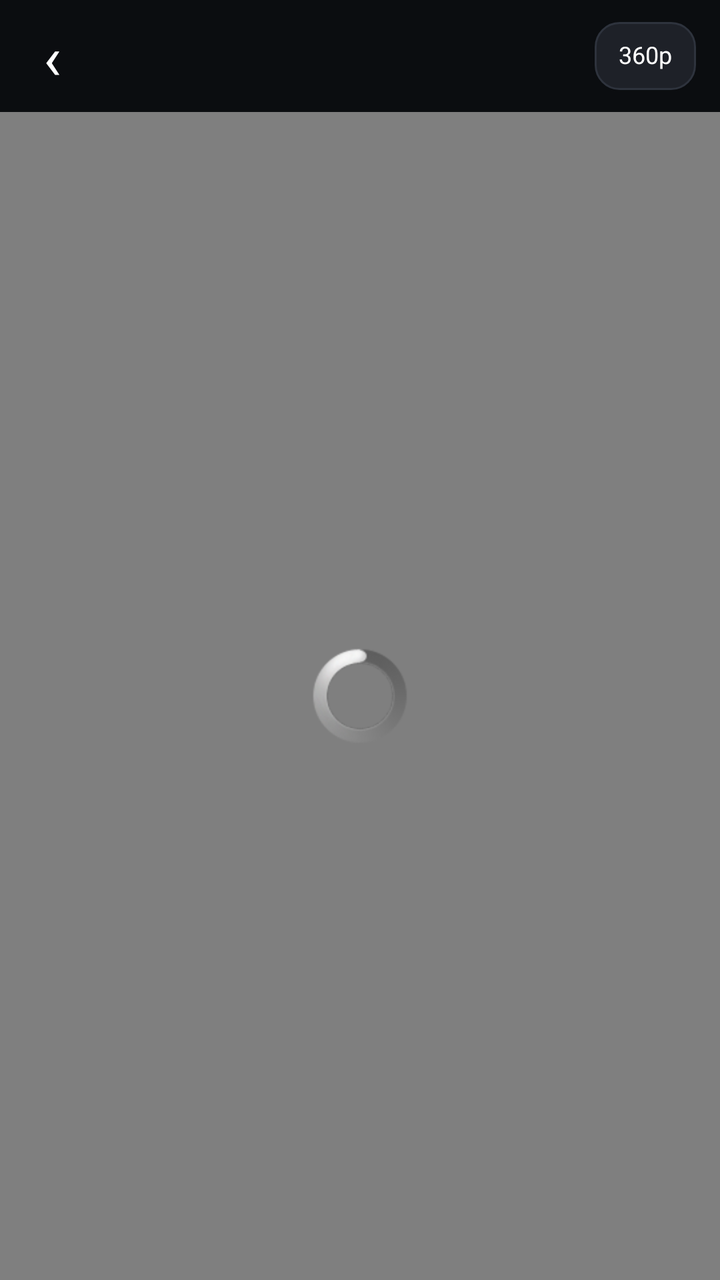
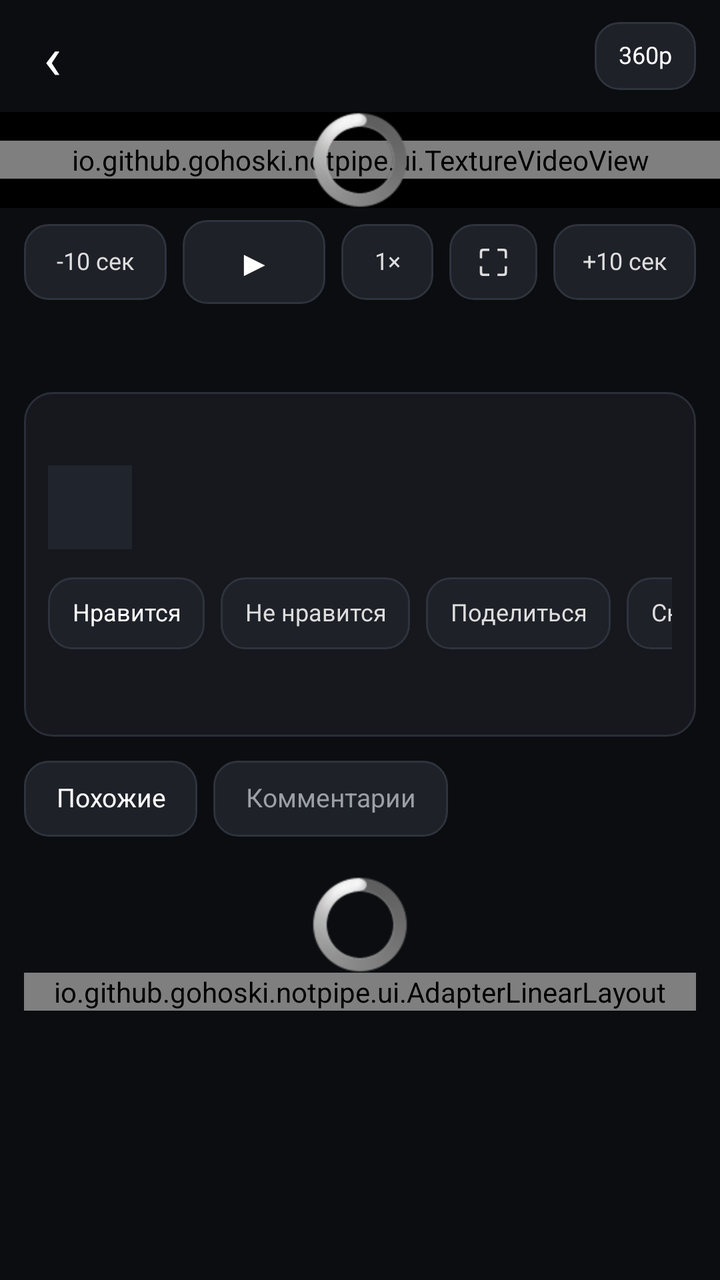

Compare the two renders of this Android layout. The source of the first and the diff that turns it into the second are given below.
<!-- AndroidManifest.xml: activity theme ModernTheme -->
<!-- res/layout/activity_modern_player.xml -->
<?xml version="1.0" encoding="utf-8"?>
<LinearLayout xmlns:android="http://schemas.android.com/apk/res/android"
    android:layout_width="match_parent"
    android:layout_height="match_parent"
    android:orientation="vertical"
    android:background="#0B0D10">

    
    <LinearLayout
        android:id="@+id/modern_player_top"
        android:layout_width="match_parent"
        android:layout_height="56dp"
        android:orientation="horizontal"
        android:gravity="center_vertical"
        android:paddingLeft="4dp"
        android:paddingRight="12dp">

        <TextView
            android:id="@+id/modern_player_back"
            android:layout_width="44dp"
            android:layout_height="match_parent"
            android:gravity="center"
            android:text="‹"
            android:textColor="#FFFFFF"
            android:textSize="30sp"
            android:focusable="true"
            android:clickable="true" />

        <TextView
            android:id="@+id/modern_player_title"
            android:layout_width="0dp"
            android:layout_height="wrap_content"
            android:layout_weight="1"
            android:ellipsize="end"
            android:maxLines="1"
            android:textColor="#FFFFFF"
            android:textSize="16sp"
            android:textStyle="bold" />

        <TextView
            android:id="@+id/modern_player_quality"
            android:layout_width="wrap_content"
            android:layout_height="34dp"
            android:paddingLeft="12dp"
            android:paddingRight="12dp"
            android:gravity="center"
            android:singleLine="true"
            android:includeFontPadding="false"
            android:text="360p"
            android:textColor="#FFFFFF"
            android:textSize="12sp"
            android:background="@drawable/modern_chip_bg"
            android:focusable="true"
            android:clickable="true" />
    </LinearLayout>

    
    <FrameLayout
        android:id="@+id/modern_player_video_frame"
        android:layout_width="match_parent"
        android:layout_height="wrap_content"
        android:background="#000000">

        <VideoView
            android:id="@+id/modern_player_video"
            android:layout_width="match_parent"
            android:layout_height="match_parent"
            android:layout_gravity="center"
            android:background="#000000" />

        <ImageView
            android:id="@+id/modern_player_poster"
            android:layout_width="match_parent"
            android:layout_height="match_parent"
            android:scaleType="fitCenter"
            android:background="#000000"
            android:visibility="gone" />

        <TextView
            android:id="@+id/modern_player_poster_play"
            android:layout_width="72dp"
            android:layout_height="72dp"
            android:layout_gravity="center"
            android:gravity="center"
            android:text="▶"
            android:textColor="#FFFFFF"
            android:textSize="34sp"
            android:background="@drawable/modern_chip_bg"
            android:visibility="gone"
            android:focusable="true"
            android:clickable="true" />

        <ProgressBar
            android:id="@+id/modern_player_loading"
            android:layout_width="wrap_content"
            android:layout_height="wrap_content"
            android:layout_gravity="center" />
    </FrameLayout>

    
    <LinearLayout
        android:layout_width="match_parent"
        android:layout_height="54dp"
        android:orientation="horizontal"
        android:gravity="center_vertical"
        android:paddingLeft="12dp"
        android:paddingRight="12dp">

        <TextView
            android:id="@+id/modern_player_back10"
            android:layout_width="0dp"
            android:layout_height="38dp"
            android:layout_weight="1"
            android:gravity="center"
            android:singleLine="true"
            android:includeFontPadding="false"
            android:text="-10 сек"
            android:textColor="#DDDDDD"
            android:textSize="12sp"
            android:background="@drawable/modern_chip_bg"
            android:focusable="true"
            android:clickable="true" />

        <TextView
            android:id="@+id/modern_player_play"
            android:layout_width="0dp"
            android:layout_height="42dp"
            android:layout_marginLeft="8dp"
            android:layout_weight="1"
            android:gravity="center"
            android:singleLine="true"
            android:includeFontPadding="false"
            android:text="▶"
            android:textColor="#FFFFFF"
            android:textSize="18sp"
            android:background="@drawable/modern_chip_bg"
            android:focusable="true"
            android:clickable="true" />

        <TextView
            android:id="@+id/modern_player_speed"
            android:layout_width="wrap_content"
            android:layout_height="38dp"
            android:layout_marginLeft="8dp"
            android:minWidth="46dp"
            android:paddingLeft="8dp"
            android:paddingRight="8dp"
            android:gravity="center"
            android:singleLine="true"
            android:includeFontPadding="false"
            android:text="1×"
            android:textColor="#DDDDDD"
            android:textSize="12sp"
            android:background="@drawable/modern_chip_bg"
            android:focusable="true"
            android:clickable="true" />

        <TextView
            android:id="@+id/modern_player_fullscreen"
            android:layout_width="44dp"
            android:layout_height="38dp"
            android:layout_marginLeft="8dp"
            android:gravity="center"
            android:text="⛶"
            android:textColor="#DDDDDD"
            android:textSize="18sp"
            android:background="@drawable/modern_chip_bg"
            android:focusable="true"
            android:clickable="true" />

        <TextView
            android:id="@+id/modern_player_forward10"
            android:layout_width="0dp"
            android:layout_height="38dp"
            android:layout_marginLeft="8dp"
            android:layout_weight="1"
            android:gravity="center"
            android:singleLine="true"
            android:includeFontPadding="false"
            android:text="+10 сек"
            android:textColor="#DDDDDD"
            android:textSize="12sp"
            android:background="@drawable/modern_chip_bg"
            android:focusable="true"
            android:clickable="true" />
    </LinearLayout>

    <ScrollView
        android:id="@+id/modern_player_scroll"
        android:layout_width="match_parent"
        android:layout_height="0dp"
        android:layout_weight="1"
        android:fillViewport="true"
        android:scrollbars="vertical">

        <LinearLayout
            android:layout_width="match_parent"
            android:layout_height="wrap_content"
            android:orientation="vertical"
            android:paddingLeft="12dp"
            android:paddingRight="12dp"
            android:paddingTop="4dp"
            android:paddingBottom="16dp">

            
            <LinearLayout
                android:layout_width="match_parent"
                android:layout_height="wrap_content"
                android:orientation="vertical"
                android:background="@drawable/modern_card_bg"
                android:padding="12dp">

                <TextView
                    android:id="@+id/modern_player_views"
                    android:layout_width="match_parent"
                    android:layout_height="wrap_content"
                    android:ellipsize="end"
                    android:maxLines="1"
                    android:textColor="#9AA0A6"
                    android:textSize="11sp" />

                
                <LinearLayout
                    android:id="@+id/modern_player_channel_row"
                    android:layout_width="match_parent"
                    android:layout_height="wrap_content"
                    android:layout_marginTop="10dp"
                    android:orientation="horizontal"
                    android:gravity="center_vertical"
                    android:focusable="true"
                    android:clickable="true">

                    <ImageView
                        android:id="@+id/modern_player_channel_avatar"
                        android:layout_width="42dp"
                        android:layout_height="42dp"
                        android:scaleType="centerCrop"
                        android:background="#20242C" />

                    <LinearLayout
                        android:layout_width="0dp"
                        android:layout_height="wrap_content"
                        android:layout_marginLeft="10dp"
                        android:layout_weight="1"
                        android:orientation="vertical">

                        <TextView
                            android:id="@+id/modern_player_channel"
                            android:layout_width="match_parent"
                            android:layout_height="wrap_content"
                            android:ellipsize="end"
                            android:maxLines="1"
                            android:textColor="#FFFFFF"
                            android:textSize="14sp"
                            android:textStyle="bold" />

                        <TextView
                            android:id="@+id/modern_player_subscribers"
                            android:layout_width="match_parent"
                            android:layout_height="wrap_content"
                            android:layout_marginTop="3dp"
                            android:ellipsize="end"
                            android:maxLines="1"
                            android:textColor="#9AA0A6"
                            android:textSize="11sp"
                            android:visibility="gone" />
                    </LinearLayout>

                    <TextView
                        android:id="@+id/modern_player_subscribe"
                        android:layout_width="wrap_content"
                        android:layout_height="36dp"
                        android:layout_marginLeft="8dp"
                        android:paddingLeft="14dp"
                        android:paddingRight="14dp"
                        android:gravity="center"
                        android:singleLine="true"
                        android:includeFontPadding="false"
                        android:text="@string/modern_player_subscribe"
                        android:textColor="#FFFFFF"
                        android:textSize="12sp"
                        android:background="@drawable/modern_chip_bg"
                        android:focusable="true"
                        android:clickable="true"
                        android:visibility="gone" />
                </LinearLayout>

                
                <HorizontalScrollView
                    android:layout_width="match_parent"
                    android:layout_height="44dp"
                    android:layout_marginTop="10dp"
                    android:scrollbars="none">

                    <LinearLayout
                        android:layout_width="wrap_content"
                        android:layout_height="match_parent"
                        android:orientation="horizontal"
                        android:gravity="center_vertical">

                        <TextView
                            android:id="@+id/modern_player_like"
                            android:layout_width="wrap_content"
                            android:layout_height="36dp"
                            android:paddingLeft="12dp"
                            android:paddingRight="12dp"
                            android:gravity="center"
                            android:singleLine="true"
                            android:includeFontPadding="false"
                            android:text="@string/modern_player_like"
                            android:textColor="#FFFFFF"
                            android:textSize="12sp"
                            android:background="@drawable/modern_chip_bg"
                            android:focusable="true"
                            android:clickable="true" />

                        <TextView
                            android:id="@+id/modern_player_dislike"
                            android:layout_width="wrap_content"
                            android:layout_height="36dp"
                            android:layout_marginLeft="8dp"
                            android:paddingLeft="12dp"
                            android:paddingRight="12dp"
                            android:gravity="center"
                            android:singleLine="true"
                            android:includeFontPadding="false"
                            android:text="@string/modern_player_dislike"
                            android:textColor="#DDDDDD"
                            android:textSize="12sp"
                            android:background="@drawable/modern_chip_bg"
                            android:focusable="true"
                            android:clickable="true" />

                        <TextView
                            android:id="@+id/modern_player_share"
                            android:layout_width="wrap_content"
                            android:layout_height="36dp"
                            android:layout_marginLeft="8dp"
                            android:paddingLeft="12dp"
                            android:paddingRight="12dp"
                            android:gravity="center"
                            android:singleLine="true"
                            android:includeFontPadding="false"
                            android:text="@string/modern_player_share"
                            android:textColor="#DDDDDD"
                            android:textSize="12sp"
                            android:background="@drawable/modern_chip_bg"
                            android:focusable="true"
                            android:clickable="true" />

                        <TextView
                            android:id="@+id/modern_player_download"
                            android:layout_width="wrap_content"
                            android:layout_height="36dp"
                            android:layout_marginLeft="8dp"
                            android:paddingLeft="12dp"
                            android:paddingRight="12dp"
                            android:gravity="center"
                            android:singleLine="true"
                            android:includeFontPadding="false"
                            android:text="@string/modern_player_download"
                            android:textColor="#DDDDDD"
                            android:textSize="12sp"
                            android:background="@drawable/modern_chip_bg"
                            android:focusable="true"
                            android:clickable="true" />

                        <TextView
                            android:id="@+id/modern_player_later"
                            android:layout_width="wrap_content"
                            android:layout_height="36dp"
                            android:layout_marginLeft="8dp"
                            android:paddingLeft="12dp"
                            android:paddingRight="12dp"
                            android:gravity="center"
                            android:singleLine="true"
                            android:includeFontPadding="false"
                            android:text="@string/modern_player_later_add"
                            android:textColor="#DDDDDD"
                            android:textSize="12sp"
                            android:background="@drawable/modern_chip_bg"
                            android:focusable="true"
                            android:clickable="true" />
                    </LinearLayout>
                </HorizontalScrollView>

                <TextView
                    android:id="@+id/modern_player_description"
                    android:layout_width="match_parent"
                    android:layout_height="wrap_content"
                    android:layout_marginTop="10dp"
                    android:ellipsize="end"
                    android:lineSpacingExtra="3dp"
                    android:maxLines="8"
                    android:textColor="#BBBBBB"
                    android:textSize="13sp"
                    android:focusable="true"
                    android:clickable="true" />
            </LinearLayout>

            
            <LinearLayout
                android:layout_width="match_parent"
                android:layout_height="wrap_content"
                android:layout_marginTop="12dp"
                android:orientation="horizontal">

                <TextView
                    android:id="@+id/modern_player_tab_related"
                    android:layout_width="wrap_content"
                    android:layout_height="38dp"
                    android:paddingLeft="16dp"
                    android:paddingRight="16dp"
                    android:gravity="center"
                    android:singleLine="true"
                    android:includeFontPadding="false"
                    android:text="@string/modern_player_related"
                    android:textColor="#FFFFFF"
                    android:textSize="13sp"
                    android:background="@drawable/modern_chip_bg"
                    android:focusable="true"
                    android:clickable="true" />

                <TextView
                    android:id="@+id/modern_player_tab_comments"
                    android:layout_width="wrap_content"
                    android:layout_height="38dp"
                    android:layout_marginLeft="8dp"
                    android:paddingLeft="16dp"
                    android:paddingRight="16dp"
                    android:gravity="center"
                    android:singleLine="true"
                    android:includeFontPadding="false"
                    android:text="@string/modern_player_comments"
                    android:textColor="#9AA0A6"
                    android:textSize="13sp"
                    android:background="@drawable/modern_chip_bg"
                    android:focusable="true"
                    android:clickable="true" />
            </LinearLayout>

            
            <LinearLayout
                android:id="@+id/modern_player_related_section"
                android:layout_width="match_parent"
                android:layout_height="wrap_content"
                android:layout_marginTop="10dp"
                android:orientation="vertical">

                <ProgressBar
                    android:id="@+id/modern_player_related_loading"
                    android:layout_width="wrap_content"
                    android:layout_height="wrap_content"
                    android:layout_gravity="center_horizontal"
                    android:layout_marginTop="10dp" />

                <TextView
                    android:id="@+id/modern_player_no_related"
                    android:layout_width="match_parent"
                    android:layout_height="wrap_content"
                    android:padding="16dp"
                    android:gravity="center"
                    android:text="@string/modern_player_no_related"
                    android:textColor="#9AA0A6"
                    android:textSize="13sp"
                    android:visibility="gone" />

                <io.github.gohoski.notpipe.ui.AdapterLinearLayout
                    android:id="@+id/modern_player_related_list"
                    android:layout_width="match_parent"
                    android:layout_height="wrap_content"
                    android:orientation="vertical" />
            </LinearLayout>

            
            <LinearLayout
                android:id="@+id/modern_player_comments_section"
                android:layout_width="match_parent"
                android:layout_height="wrap_content"
                android:layout_marginTop="10dp"
                android:orientation="vertical"
                android:visibility="gone">

                <ProgressBar
                    android:id="@+id/modern_player_comments_loading"
                    android:layout_width="wrap_content"
                    android:layout_height="wrap_content"
                    android:layout_gravity="center_horizontal"
                    android:layout_marginTop="10dp" />

                <TextView
                    android:id="@+id/modern_player_no_comments"
                    android:layout_width="match_parent"
                    android:layout_height="wrap_content"
                    android:padding="16dp"
                    android:gravity="center"
                    android:text="@string/modern_player_no_comments"
                    android:textColor="#9AA0A6"
                    android:textSize="13sp"
                    android:visibility="gone" />

                <io.github.gohoski.notpipe.ui.AdapterLinearLayout
                    android:id="@+id/modern_player_comments_list"
                    android:layout_width="match_parent"
                    android:layout_height="wrap_content"
                    android:orientation="vertical" />
            </LinearLayout>
        </LinearLayout>
    </ScrollView>

    <TextView
        android:id="@+id/modern_player_status"
        android:layout_width="match_parent"
        android:layout_height="wrap_content"
        android:padding="10dp"
        android:textColor="#E0A040"
        android:textSize="12sp"
        android:visibility="gone" />
</LinearLayout>
<!-- resources referenced by this layout -->
<resources>
  <!-- drawable modern_card_bg (drawable) -->
  <?xml version="1.0" encoding="utf-8"?>
  <selector xmlns:android="http://schemas.android.com/apk/res/android">
      <item android:state_focused="true">
          <shape>
              <solid android:color="#20242C" />
              <stroke android:width="2dp" android:color="#E53935" />
              <corners android:radius="14dp" />
          </shape>
      </item>
      <item>
          <shape>
              <solid android:color="#16181D" />
              <stroke android:width="1dp" android:color="#2A2E38" />
              <corners android:radius="14dp" />
          </shape>
      </item>
  </selector>
  <!-- drawable modern_chip_bg (drawable) -->
  <?xml version="1.0" encoding="utf-8"?>
  <selector xmlns:android="http://schemas.android.com/apk/res/android">
      <item android:state_focused="true">
          <shape>
              <solid android:color="#E53935" />
              <corners android:radius="12dp" />
          </shape>
      </item>
      <item>
          <shape>
              <solid android:color="#1E2128" />
              <stroke android:width="1dp" android:color="#2E333D" />
              <corners android:radius="12dp" />
          </shape>
      </item>
  </selector>
  <string name="modern_player_comments">Комментарии</string>
  <string name="modern_player_dislike">Не нравится</string>
  <string name="modern_player_download">Скачать</string>
  <string name="modern_player_later_add">Позже</string>
  <string name="modern_player_like">Нравится</string>
  <string name="modern_player_no_comments">Комментариев не найдено</string>
  <string name="modern_player_no_related">Похожих видео не найдено</string>
  <string name="modern_player_related">Похожие</string>
  <string name="modern_player_share">Поделиться</string>
  <string name="modern_player_subscribe">Подписаться</string>
  <style name="ModernTheme" parent="@android:style/Theme.Black.NoTitleBar">
          <item name="android:windowBackground">@color/background</item>
          <item name="android:colorAccent">#E53935</item>
      </style>
  <color name="background">#000</color>
</resources>

<!-- the commit's change to res/layout/activity_modern_player.xml (unified diff, before → after) -->
@@ -61,7 +61,7 @@
         android:layout_height="wrap_content"
         android:background="#000000">
 
-        <VideoView
+        <io.github.gohoski.notpipe.ui.TextureVideoView
             android:id="@+id/modern_player_video"
             android:layout_width="match_parent"
             android:layout_height="match_parent"
@@ -184,6 +184,18 @@
             android:focusable="true"
             android:clickable="true" />
     </LinearLayout>
+
+    <TextView
+        android:id="@+id/modern_player_playback_info"
+        android:layout_width="match_parent"
+        android:layout_height="34dp"
+        android:paddingLeft="14dp"
+        android:paddingRight="14dp"
+        android:gravity="center_vertical"
+        android:textColor="#9AA0A6"
+        android:textSize="12sp"
+        android:focusable="true"
+        android:clickable="true" />
 
     <ScrollView
         android:id="@+id/modern_player_scroll"
